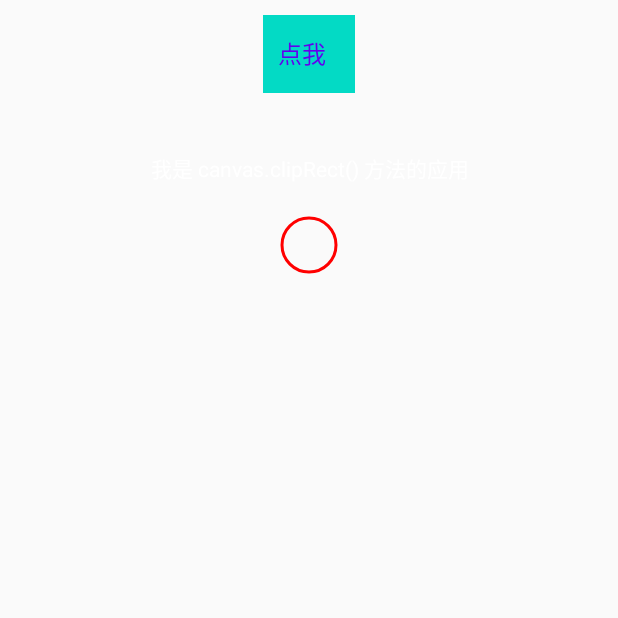
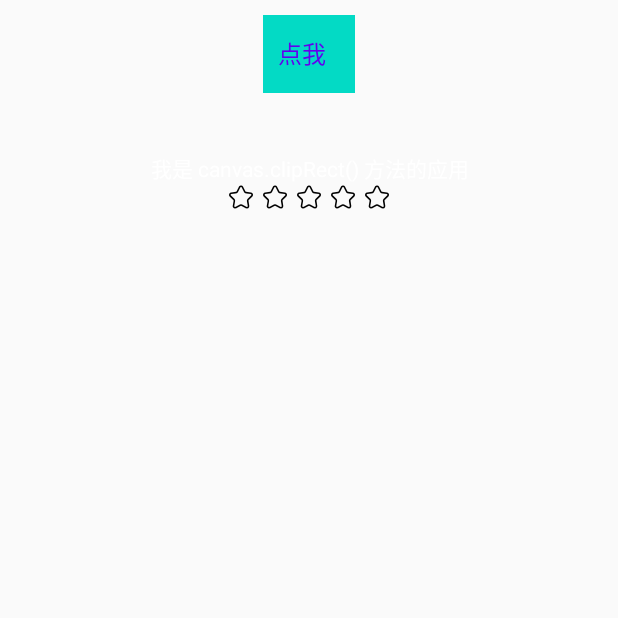
Before and after one commit to androidxiao/CustomViewSample, an Android app: the screen it shows after launch (MainActivity), on a phone screen of 412 x 824 dp, the top half of it. Run offline under Robolectric (Android 15) with nearby library versions, the phone set to English and light mode, and no system bars; 1 statement that could not run was skipped.

Commit message:
添加仿写系统 Ratingbar

```diff
--- a/app/src/main/java/com/black/multi/customviewsample/MainActivity.kt
+++ b/app/src/main/java/com/black/multi/customviewsample/MainActivity.kt
@@ -23,7 +23,7 @@ class MainActivity : AppCompatActivity() {
     }
 
     private fun view58(){
-        view58.startAnima()
+        view58.startAnim()
     }
 
     private fun toTabPage(){
--- /dev/null
+++ b/app/src/main/java/com/black/multi/customviewsample/demo06/KRatingbar.kt
@@ -0,0 +1,88 @@
+package com.black.multi.customviewsample.demo06
+
+import android.content.Context
+import android.graphics.Bitmap
+import android.graphics.BitmapFactory
+import android.graphics.Canvas
+import android.util.AttributeSet
+import android.view.MotionEvent
+import android.view.View
+import com.black.multi.customviewsample.R
+import com.black.multi.customviewsample.utils.dp2Px
+import com.black.multi.customviewsample.utils.log
+
+/**
+ * Created by wei.
+ * Date: 2020/6/30 下午2:24
+ * Description:
+ */
+class KRatingbar @JvmOverloads constructor(
+    context: Context,
+    attributes: AttributeSet?,
+    defStyle: Int = 0
+) : View(context, attributes, defStyle) {
+
+    private var mCount = 5
+    private var mNormalBitmap: Bitmap
+    private var mSelectBitmap: Bitmap
+    private var mStarPadding = dp2Px(5, resources)
+    private var mCurSelect = -1
+
+    init {
+        val ta = context.obtainStyledAttributes(attributes, R.styleable.KRatingbar)
+        mCount = ta.getInt(R.styleable.KRatingbar_starNum, 5)
+        mStarPadding = ta.getInt(R.styleable.KRatingbar_starPadding, dp2Px(5, resources))
+        val normalId = ta.getResourceId(R.styleable.KRatingbar_starNormal, -1)
+        if (normalId == 1.unaryMinus()) throw RuntimeException("starNormal can't be empty")
+        mNormalBitmap = BitmapFactory.decodeResource(resources, normalId)
+        val selectId = ta.getResourceId(R.styleable.KRatingbar_starSelect, -1)
+        if (selectId == 1.unaryMinus()) throw RuntimeException("starSelect can't be empty")
+        mSelectBitmap = BitmapFactory.decodeResource(resources, selectId)
+        ta.recycle()
+    }
+
+    override fun onMeasure(widthMeasureSpec: Int, heightMeasureSpec: Int) {
+        super.onMeasure(widthMeasureSpec, heightMeasureSpec)
+        val width =
+            mNormalBitmap.width * mCount + mStarPadding * (mCount - 1) + paddingLeft + paddingRight
+        val height = mNormalBitmap.height + paddingTop + paddingBottom
+        setMeasuredDimension(width, height)
+    }
+
+    override fun onDraw(canvas: Canvas) {
+        super.onDraw(canvas)
+        for (i in 0 until mCount) {
+            var x = i * mNormalBitmap.width
+            if (i != 0) {
+                canvas.translate(mStarPadding.toFloat(), 0f)
+            }
+            if (i < mCurSelect) {
+                canvas.drawBitmap(mSelectBitmap, x.toFloat(), 0f, null)
+            } else {
+                canvas.drawBitmap(mNormalBitmap, x.toFloat(), 0f, null)
+            }
+
+        }
+    }
+
+    override fun onTouchEvent(event: MotionEvent): Boolean {
+        when (event.action) {
+            MotionEvent.ACTION_DOWN, MotionEvent.ACTION_MOVE, MotionEvent.ACTION_UP -> {
+                val count = event.x.toInt() / (mNormalBitmap.width+mStarPadding) + 1
+                if (mCurSelect == count && count != 1) {
+                    return false
+                }
+                if (count < 0) {
+                    mCurSelect = 0
+                }
+                if (count > mCount) {
+                    mCurSelect = mCount
+                }
+                mCurSelect = count
+                invalidate()
+            }
+        }
+        return true
+    }
+
+}
--- a/app/src/main/res/layout/activity_main.xml
+++ b/app/src/main/res/layout/activity_main.xml
@@ -57,6 +57,15 @@
             android:id="@+id/view58"
             android:layout_width="40dp"
             android:layout_height="40dp"
+            android:visibility="gone"
             android:layout_marginTop="20dp"/>
+
+        <com.black.multi.customviewsample.demo06.KRatingbar
+            android:layout_width="wrap_content"
+            android:layout_height="wrap_content"
+            app:starNormal="@mipmap/start_normal"
+            app:starSelect="@mipmap/start_select"
+            app:starNum="5"
+            app:starPadding="10"/>
     </LinearLayout>
 </ScrollView>
```
Also changed, not shown: app/src/main/res/values/attrs.xml (+8 -0 lines), app/src/main/res/mipmap-xxhdpi/start_normal.png (added), app/src/main/res/mipmap-xxhdpi/start_select.png (added), 1 other file.
